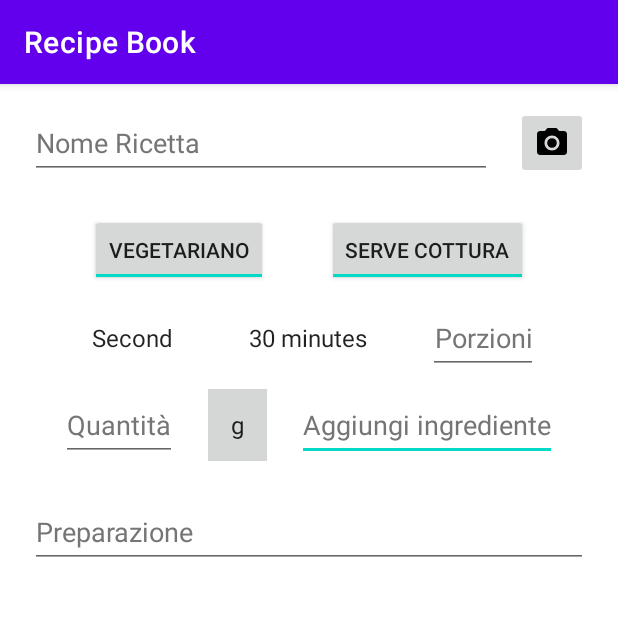
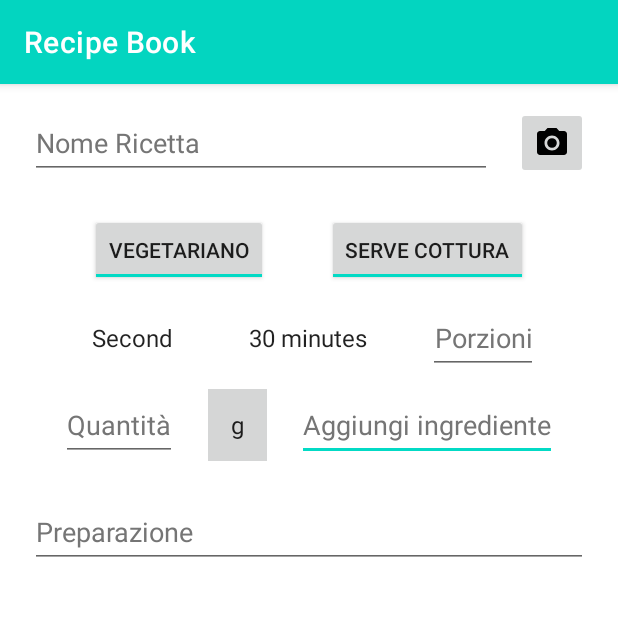
Before and after one commit to RiccardoEvangelisti/RecipeBook, an Android app: the AddRecipeFragment screen opened through its navigation route, on a phone screen of 412 x 824 dp, the top half of it. Run offline under Robolectric (Android 15) with nearby library versions, the phone set to English and light mode, and no system bars; our stand-ins replace Room's generated code; 1 statement that could not run was skipped.

Commit message:
Add color ocean green

```diff
--- a/app/src/main/res/values/colors.xml
+++ b/app/src/main/res/values/colors.xml
@@ -1,10 +1,11 @@
 <?xml version="1.0" encoding="utf-8"?>
 <resources>
-    <color name="purple_200">#FFBB86FC</color>
-    <color name="purple_500">#FF6200EE</color>
-    <color name="purple_700">#FF3700B3</color>
-    <color name="teal_200">#FF03DAC5</color>
-    <color name="teal_700">#FF018786</color>
-    <color name="black">#FF000000</color>
-    <color name="white">#FFFFFFFF</color>
+	<color name = "purple_200">#FFBB86FC</color>
+	<color name = "purple_500">#FF6200EE</color>
+	<color name = "purple_700">#FF3700B3</color>
+	<color name = "teal_200">#FF03DAC5</color>
+	<color name = "teal_700">#FF018786</color>
+	<color name = "black">#FF000000</color>
+	<color name = "white">#FFFFFFFF</color>
+	<color name = "ocean_green">#FF03D5C0</color>
 </resources>
--- a/app/src/main/res/values/themes.xml
+++ b/app/src/main/res/values/themes.xml
@@ -1,16 +1,16 @@
 <resources>
 	<!-- Base application theme. -->
-    <style name="Theme.Ricettario" parent="Theme.MaterialComponents.DayNight.DarkActionBar">
+	<style name = "Theme.Ricettario" parent = "Theme.MaterialComponents.DayNight.DarkActionBar">
 		<!-- Primary brand color. -->
-        <item name="colorPrimary">@color/purple_500</item>
-        <item name="colorPrimaryVariant">@color/purple_700</item>
-        <item name="colorOnPrimary">@color/white</item>
+		<item name = "colorPrimary">@color/ocean_green</item>
+		<item name = "colorPrimaryVariant">@color/black</item>
+		<item name = "colorOnPrimary">@color/black</item>
 		<!-- Secondary brand color. -->
-        <item name="colorSecondary">@color/teal_200</item>
-        <item name="colorSecondaryVariant">@color/teal_700</item>
-        <item name="colorOnSecondary">@color/black</item>
+		<item name = "colorSecondary">@color/teal_200</item>
+		<item name = "colorSecondaryVariant">@color/teal_700</item>
+		<item name = "colorOnSecondary">@color/black</item>
 		<!-- Status bar color. -->
-        <item name="android:statusBarColor">?attr/colorPrimaryVariant</item>
+		<item name = "android:statusBarColor">?attr/colorPrimaryVariant</item>
 		<!-- Customize your theme here. -->
 	</style>
 </resources>
```
Lines whose indentation alone changed are shown as unchanged.
